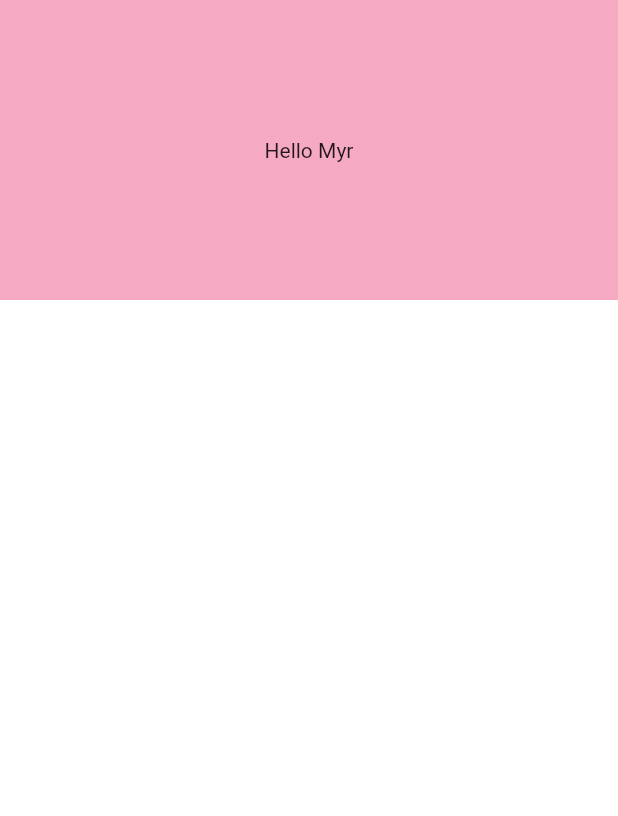
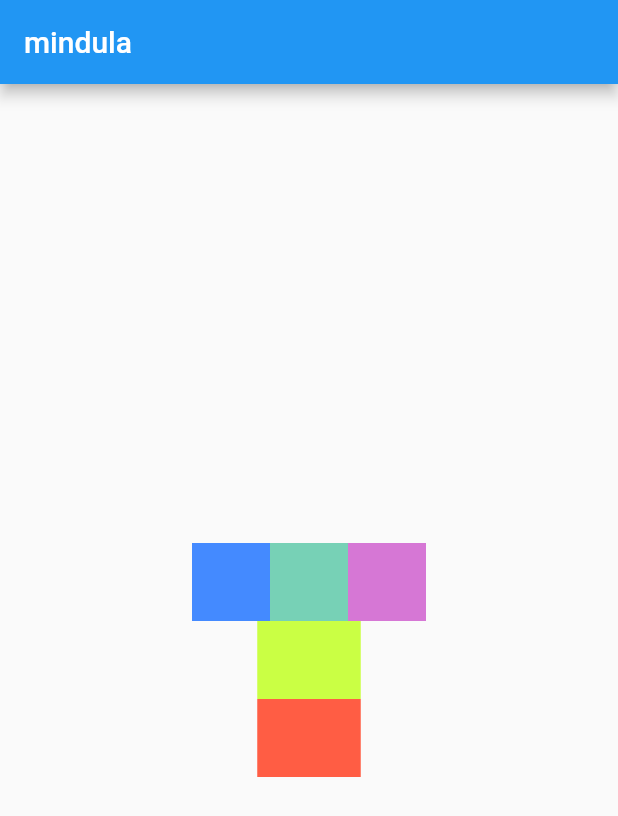
Before and after one commit to arunima-s/Flutter_Training_App, a Flutter app: the screen it shows after launch, on a phone screen of 412 x 824 dp. Shown: the top 816 px of the screen. Run offline on Flutter 3.47's test engine with Material 2 defaults, Android fonts, the phone set to English and light mode, and no system bars.

Commit message:
rowncolumn

```diff
--- a/lib/main.dart
+++ b/lib/main.dart
@@ -1,5 +1,7 @@
 import 'package:flutter/material.dart';
-import 'package:training_app/screens/homeScreen.dart';
+import 'package:training_app/screens/columnlayout.dart';
+import 'package:training_app/screens/rowlayout.dart';
+import 'package:training_app/screens/rowncolumn.dart';
 
 void main() {
   runApp(const MyApp());
@@ -12,18 +14,7 @@ class MyApp extends StatelessWidget {
   @override
   Widget build(BuildContext context) {
     return MaterialApp(
-      home: HomeScreen(),
+      home: RownColumn(),
     );
   }
 }
-
-class MyHomePage extends StatelessWidget {
-  // const MyHomePage({ Key? key }) : super(key: key);
-
-  @override
-  Widget build(BuildContext context) {
-    return Container(
-      child: Text("Hello Myr"),
-    );
-  }
-}
--- a/lib/screens/homeScreen.dart
+++ /dev/null
@@ -1,15 +0,0 @@
-import 'package:flutter/material.dart';
-
-class HomeScreen extends StatelessWidget {
-  @override
-  Widget build(BuildContext context) {
-    return Scaffold(
-      backgroundColor: Colors.white,
-      body: Container(
-        height: 200,
-        color: Color.fromARGB(183, 243, 135, 171),
-        child: Center(child: Text("Hello Myr")),
-      ),
-    );
-  }
-}
--- /dev/null
+++ b/lib/screens/rowncolumn.dart
@@ -0,0 +1,53 @@
+import 'package:flutter/material.dart';
+import 'package:flutter/material.dart';
+
+class RownColumn extends StatelessWidget {
+  //const RownColumn({ Key? key }) : sup//er(key: key);
+
+  @override
+  Widget build(BuildContext context) {
+    return Scaffold(
+      appBar: AppBar(
+        title: const Text('mindula'),
+      ),
+      body: Container(
+        child: Column(
+          mainAxisAlignment: MainAxisAlignment.center,
+          // crossAxisAlignment: CrossAxisAlignment.center,
+          children: [
+            Row(
+              mainAxisAlignment: MainAxisAlignment.center,
+              children: [
+                Container(
+                  height: 52,
+                  width: 52,
+                  color: Colors.blueAccent,
+                ),
+                Container(
+                  height: 52,
+                  width: 52,
+                  color: Color.fromARGB(255, 119, 209, 182),
+                ),
+                Container(
+                  height: 52,
+                  width: 52,
+                  color: Color.fromARGB(255, 214, 119, 213),
+                )
+              ],
+            ),
+            Container(
+              height: 52,
+              width: 69,
+              color: Color.fromARGB(255, 202, 255, 68),
+            ),
+            Container(
+              height: 52,
+              width: 69,
+              color: Color.fromARGB(255, 255, 93, 68),
+            )
+          ],
+        ),
+      ),
+    );
+  }
+}
```
Also changed, not shown: lib/screens/columnlayout.dart (added, +55 -0 lines), lib/screens/rowlayout.dart (added, +61 -0 lines).
